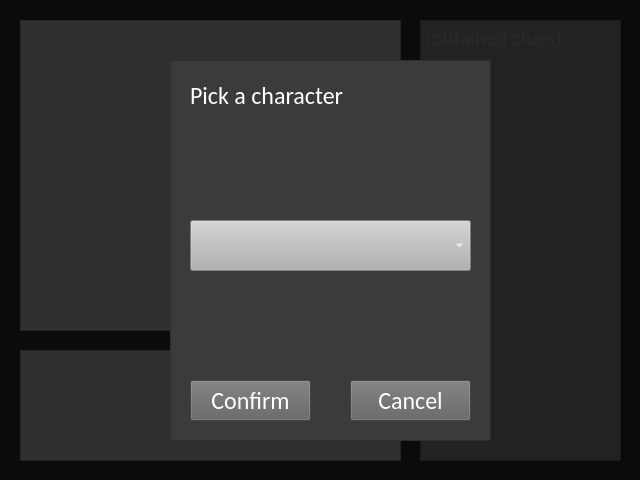
The window that views/ClueStart_Main.ui (YiangoKarp/Clue-Less) describes before a commit, drawn with Qt 5.
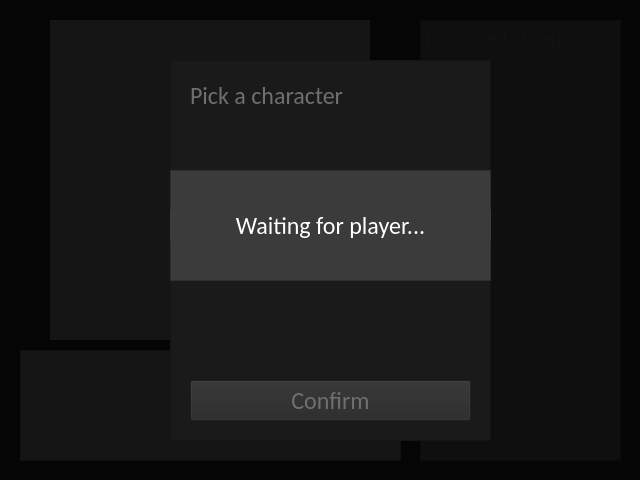
The same window after the commit. Icons and pictures are not drawn.

```diff
--- a/views/ClueStart_Main.ui
+++ b/views/ClueStart_Main.ui
@@ -418,10 +418,10 @@
     <widget class="QFrame" name="frame_3">
      <property name="geometry">
       <rect>
-       <x>20</x>
+       <x>50</x>
        <y>20</y>
-       <width>381</width>
-       <height>311</height>
+       <width>320</width>
+       <height>320</height>
       </rect>
      </property>
      <property name="styleSheet">
@@ -436,17 +436,23 @@
      <widget class="QLabel" name="label">
       <property name="geometry">
        <rect>
-        <x>160</x>
-        <y>150</y>
-        <width>62</width>
-        <height>19</height>
+        <x>0</x>
+        <y>0</y>
+        <width>320</width>
+        <height>320</height>
        </rect>
       </property>
       <property name="styleSheet">
        <string notr="true">color: Black</string>
       </property>
       <property name="text">
-       <string>Map!!!</string>
+       <string/>
+      </property>
+      <property name="pixmap">
+       <pixmap>../resources/GameMap_Dark.jpg</pixmap>
+      </property>
+      <property name="scaledContents">
+       <bool>true</bool>
       </property>
      </widget>
     </widget>
@@ -673,7 +679,7 @@
        <rect>
         <x>20</x>
         <y>320</y>
-        <width>121</width>
+        <width>281</width>
         <height>41</height>
        </rect>
       </property>
@@ -709,28 +715,6 @@
        <string>Pick a character</string>
       </property>
      </widget>
-     <widget class="QPushButton" name="PickCharacter_Cancel">
-      <property name="geometry">
-       <rect>
-        <x>180</x>
-        <y>320</y>
-        <width>121</width>
-        <height>41</height>
-       </rect>
-      </property>
-      <property name="font">
-       <font>
-        <family>Calibri</family>
-        <pointsize>18</pointsize>
-       </font>
-      </property>
-      <property name="styleSheet">
-       <string notr="true">background: #626262;</string>
-      </property>
-      <property name="text">
-       <string>Cancel</string>
-      </property>
-     </widget>
      <widget class="QComboBox" name="PickCharacter_comboBox">
       <property name="geometry">
        <rect>
@@ -746,11 +730,75 @@
      </widget>
     </widget>
    </widget>
+   <widget class="QWidget" name="Widget_GamePlay_Waiting" native="true">
+    <property name="enabled">
+     <bool>true</bool>
+    </property>
+    <property name="geometry">
+     <rect>
+      <x>0</x>
+      <y>0</y>
+      <width>641</width>
+      <height>481</height>
+     </rect>
+    </property>
+    <property name="sizePolicy">
+     <sizepolicy hsizetype="Maximum" vsizetype="Maximum">
+      <horstretch>0</horstretch>
+      <verstretch>0</verstretch>
+     </sizepolicy>
+    </property>
+    <property name="styleSheet">
+     <string notr="true">background: #90000000</string>
+    </property>
+    <widget class="QFrame" name="Waiting_Frame">
+     <property name="geometry">
+      <rect>
+       <x>170</x>
+       <y>170</y>
+       <width>321</width>
+       <height>111</height>
+      </rect>
+     </property>
+     <property name="styleSheet">
+      <string notr="true">background: #3B3B3B;</string>
+     </property>
+     <property name="frameShape">
+      <enum>QFrame::StyledPanel</enum>
+     </property>
+     <property name="frameShadow">
+      <enum>QFrame::Raised</enum>
+     </property>
+     <widget class="QLabel" name="Waiting_Label">
+      <property name="geometry">
+       <rect>
+        <x>0</x>
+        <y>40</y>
+        <width>321</width>
+        <height>31</height>
+       </rect>
+      </property>
+      <property name="font">
+       <font>
+        <family>Calibri</family>
+        <pointsize>18</pointsize>
+       </font>
+      </property>
+      <property name="text">
+       <string>Waiting for player...</string>
+      </property>
+      <property name="alignment">
+       <set>Qt::AlignCenter</set>
+      </property>
+     </widget>
+    </widget>
+   </widget>
    <zorder>Widget_GameInit</zorder>
-   <zorder>verticalLayoutWidget</zorder>
    <zorder>Widget_GamePlay</zorder>
    <zorder>Widget_GamePlay_Actions</zorder>
+   <zorder>verticalLayoutWidget</zorder>
    <zorder>Widget_GamePlay_PickCharacter</zorder>
+   <zorder>Widget_GamePlay_Waiting</zorder>
   </widget>
  </widget>
  <resources/>
```
